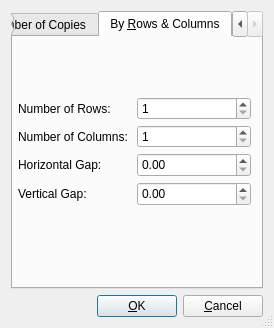
Before: the Qt Designer form scribus/ui/multipleduplicate.ui in scribusproject/scribus, drawn with Qt 5.
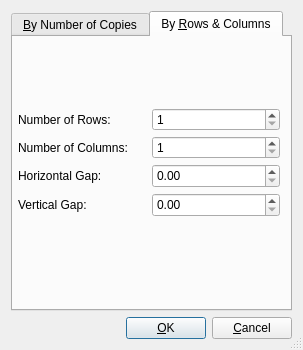
After: the same form once the commit is applied. The open tabs and pages were chosen to show the change. Custom widgets are drawn as their Qt base class.

Patch:
```diff
--- a/scribus/ui/multipleduplicate.ui
+++ b/scribus/ui/multipleduplicate.ui
@@ -1,12 +1,12 @@
 <ui version="4.0" >
  <class>MultipleDuplicate</class>
- <widget class="QDialog" name="MultipleDuplicate" >
-  <property name="geometry" >
+ <widget class="QDialog" name="MultipleDuplicate">
+  <property name="geometry">
    <rect>
     <x>0</x>
     <y>0</y>
-    <width>274</width>
-    <height>328</height>
+    <width>303</width>
+    <height>350</height>
    </rect>
   </property>
   <property name="windowTitle" >
@@ -216,21 +216,12 @@
       <attribute name="title" >
        <string>By &amp;Rows &amp;&amp; Columns</string>
       </attribute>
-      <layout class="QVBoxLayout" >
-       <property name="spacing" >
-        <number>6</number>
-       </property>
-       <property name="margin" >
+      <layout class="QVBoxLayout">
+       <property name="margin">
         <number>0</number>
        </property>
        <item>
-        <layout class="QHBoxLayout" >
-         <property name="spacing" >
-          <number>6</number>
-         </property>
-         <property name="margin" >
-          <number>0</number>
-         </property>
+        <layout class="QHBoxLayout">
          <item>
           <layout class="QGridLayout" >
            <property name="margin" >
@@ -354,13 +345,7 @@
     </widget>
    </item>
    <item>
-    <layout class="QHBoxLayout" >
-     <property name="spacing" >
-      <number>6</number>
-     </property>
-     <property name="margin" >
-      <number>0</number>
-     </property>
+    <layout class="QHBoxLayout">
      <item>
       <spacer>
        <property name="orientation" >
@@ -410,7 +395,7 @@
    </item>
   </layout>
  </widget>
- <layoutdefault spacing="6" margin="11" />
+ <layoutdefault spacing="6" margin="11"/>
  <customwidgets>
   <customwidget>
    <class>ScrSpinBox</class>
```
Left out of the diff: 264 changed lines with no effect on the pictures.
